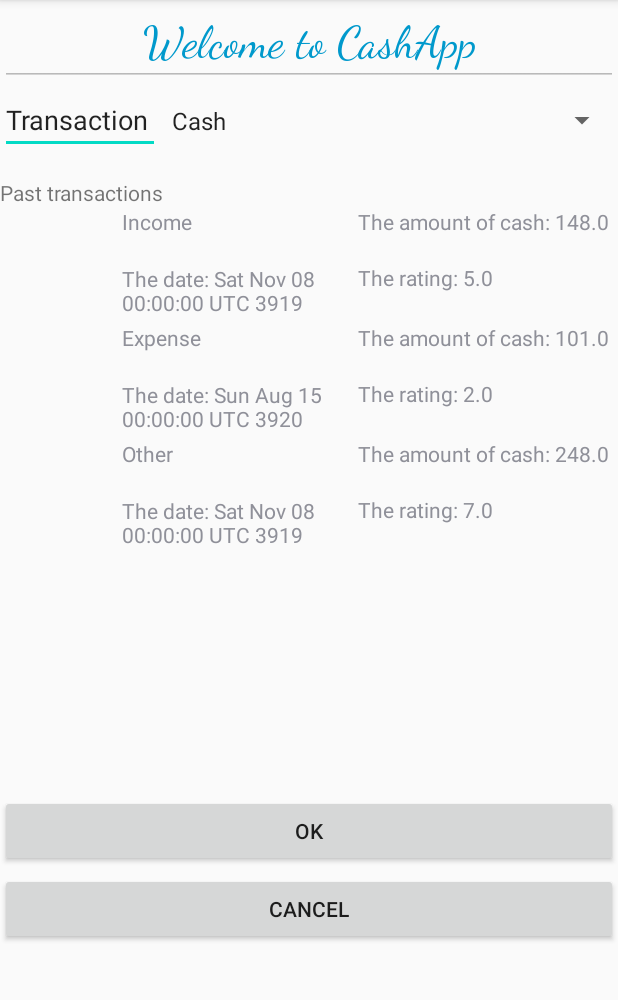
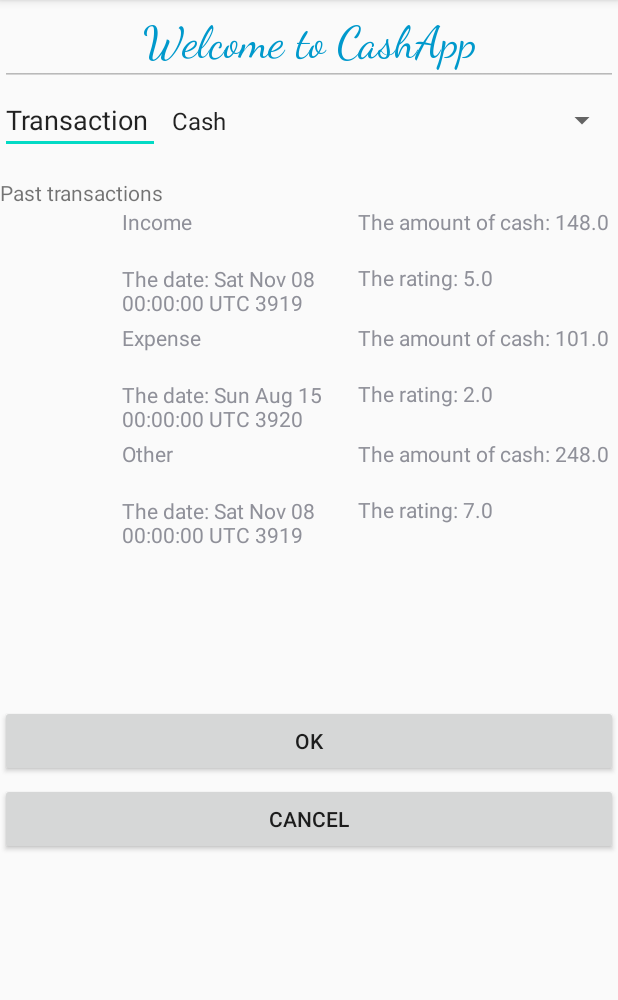
Before and after one commit to sabrinalupsan/personal-budget-management-android-application, an Android app: the screen it shows after launch (MainMenuActivity), on a phone screen of 412 x 824 dp, the part 84-1084 px from its top. Run offline under Robolectric (Android 15) with nearby library versions, the phone set to English and light mode, and no system bars.

Commit message:
updated menu layout

```diff
--- a/app/src/main/res/layout/activity_main_menu.xml
+++ b/app/src/main/res/layout/activity_main_menu.xml
@@ -80,11 +80,6 @@
 
     <LinearLayout
         android:layout_width="match_parent"
-        android:layout_height="60dp"
-        android:orientation="horizontal"/>
-
-    <LinearLayout
-        android:layout_width="match_parent"
         android:layout_height="52dp"
         android:orientation="horizontal">
 
```
